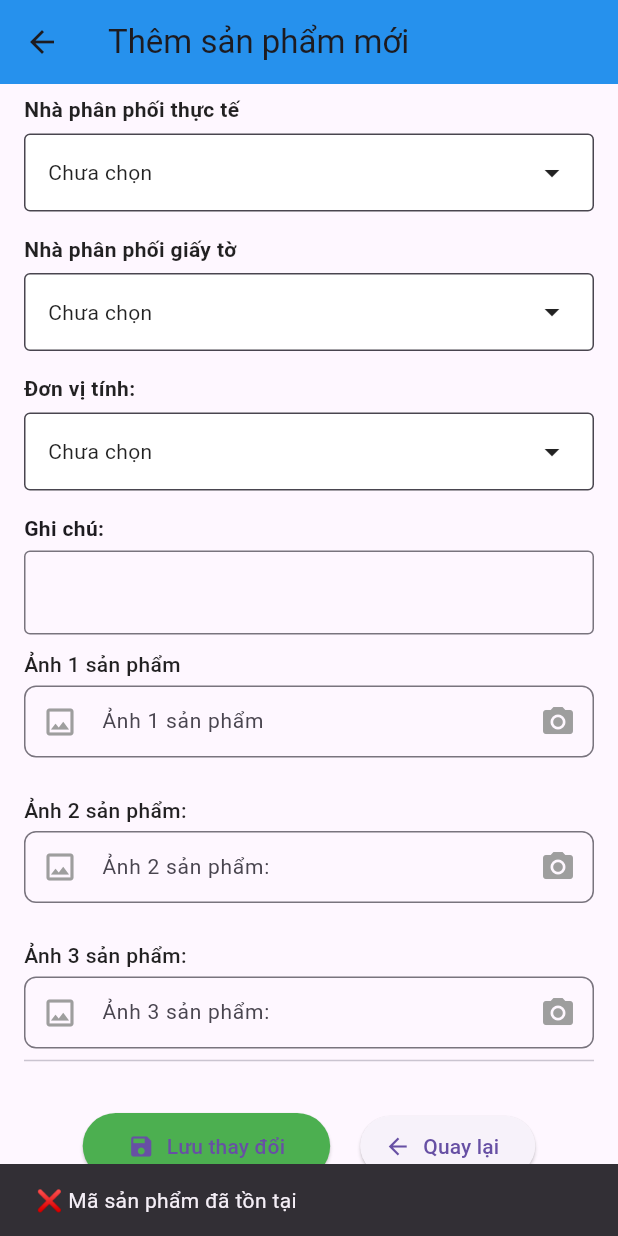
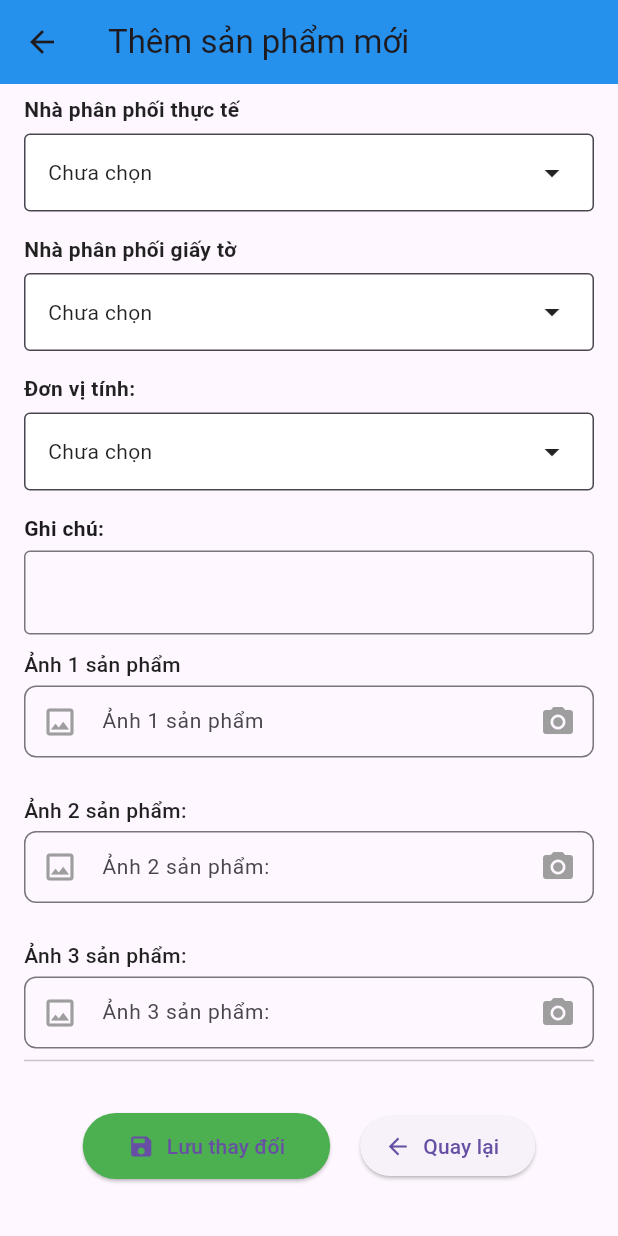
Before and after one commit to pnhung25311/PhuThanh_WareHouseApp, a Flutter app: the ProductDetailScreen screen opened directly, scrolled down 1139 dp, after a tap on "Lưu thay đổi", on a phone screen of 412 x 824 dp. Run offline on Flutter 3.47's test engine with Material 3 defaults, Android fonts, the light colour scheme and no system bars; our stand-ins replace image_picker, shared_preferences; missing offline and left inert: advanced_dropdown, dartssh2, mobile_scanner, show_hide_password; accounts and stored records are empty; network calls fail.

Commit message:
commit toast

```diff
--- a/phuthanh_warehouseapp/lib/Screen/Product/ProductDetailScreen.sreen.dart
+++ b/phuthanh_warehouseapp/lib/Screen/Product/ProductDetailScreen.sreen.dart
@@ -329,9 +329,12 @@ class _ProductDetailScreenState extends State<ProductDetailScreen> {
           idProductID,
         );
         if (checkProductID) {
-          ScaffoldMessenger.of(
-            context,
-          ).showSnackBar(SnackBar(content: Text('❌ Mã sản phẩm đã tồn tại ')));
+          ScaffoldMessenger.of(context).showSnackBar(
+            SnackBar(
+              content: Text('❌ Mã sản phẩm đã tồn tại '),
+              duration: const Duration(milliseconds: 500),
+            ),
+          );
         } else {
           // final response = await api.post("dynamic/insert/Product", bodyCreate);
           final response = await warehouseservice.addWarehouseRow(
@@ -349,7 +352,10 @@ class _ProductDetailScreenState extends State<ProductDetailScreen> {
           if (response["isSuccess"]) {
             if (!mounted) return;
             ScaffoldMessenger.of(context).showSnackBar(
-              const SnackBar(content: Text('✅ Thêm mới thành công')),
+              const SnackBar(
+                content: Text('✅ Thêm mới thành công'),
+                duration: const Duration(milliseconds: 500),
+              ),
             );
             AppState.instance.set("ListProduct", null);
             AppState.instance.set("DataWareHouseLimit", null);
@@ -358,9 +364,12 @@ class _ProductDetailScreenState extends State<ProductDetailScreen> {
               HomeScreen(),
             ); // quay lại và báo màn trước refresh
           } else {
-            ScaffoldMessenger.of(
-              context,
-            ).showSnackBar(SnackBar(content: Text('❌ Lỗi thêm mới: ')));
+            ScaffoldMessenger.of(context).showSnackBar(
+              SnackBar(
+                content: Text('❌ Lỗi thêm mới: '),
+                duration: const Duration(milliseconds: 500),
+              ),
+            );
           }
         }
       }
@@ -380,7 +389,10 @@ class _ProductDetailScreenState extends State<ProductDetailScreen> {
         if (response["isSuccess"]) {
           if (!mounted) return;
           ScaffoldMessenger.of(context).showSnackBar(
-            const SnackBar(content: Text('✅ Chỉnh sửa thành công')),
+            const SnackBar(
+              content: Text('✅ Chỉnh sửa thành công'),
+              duration: const Duration(milliseconds: 500),
+            ),
           );
           AppState.instance.set("ListProduct", null);
           AppState.instance.set("DataWareHouseLimit", null);
@@ -389,16 +401,22 @@ class _ProductDetailScreenState extends State<ProductDetailScreen> {
             HomeScreen(),
           ); // quay lại và báo màn trước refresh
         } else {
-          ScaffoldMessenger.of(
-            context,
-          ).showSnackBar(SnackBar(content: Text('❌ Lỗi cập nhật: ')));
+          ScaffoldMessenger.of(context).showSnackBar(
+            SnackBar(
+              content: Text('❌ Lỗi cập nhật: '),
+              duration: const Duration(milliseconds: 500),
+            ),
+          );
         }
       }
     } catch (e) {
       print(e);
-      ScaffoldMessenger.of(
-        context,
-      ).showSnackBar(SnackBar(content: Text('⚠️ Lỗi kết nối: $e')));
+      ScaffoldMessenger.of(context).showSnackBar(
+        SnackBar(
+          content: Text('⚠️ Lỗi kết nối: $e'),
+          duration: const Duration(milliseconds: 500),
+        ),
+      );
     } finally {
       if (mounted) {
         setState(() => isSaving = false);
```
Also changed, not shown: phuthanh_warehouseapp/lib/Screen/WareHouse/ScanBarcodeScreen.screen.dart (+9 -8 lines), phuthanh_warehouseapp/lib/Screen/WareHouse/WarehouseDetailScreen.screen.dart (+25 -9 lines), phuthanh_warehouseapp/lib/Screen/datacheck/DataCheckDetailScreen.screen.dart (+16 -9 lines), phuthanh_warehouseapp/lib/Screen/sheetckeck/DialogSheet.dialog.dart (+15 -11 lines), phuthanh_warehouseapp/lib/Screen/sheetckeck/ScanDataCheckScreen.screen.dart (+6 -3 lines).
